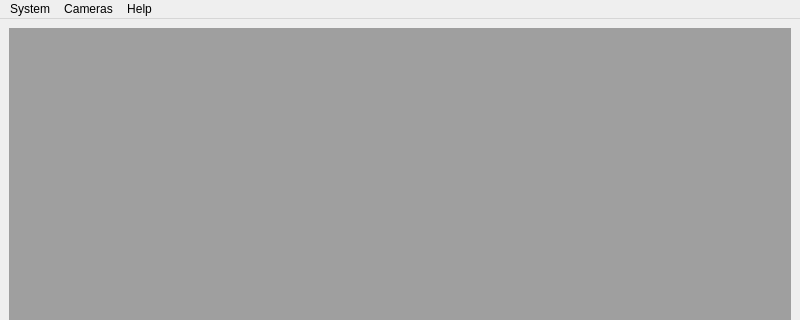
audetto/qctv, file mainwindow.ui: the form before one commit; both pictures show x 0 to 800 and y 0 to 320 of the 800 by 600 pixel window.
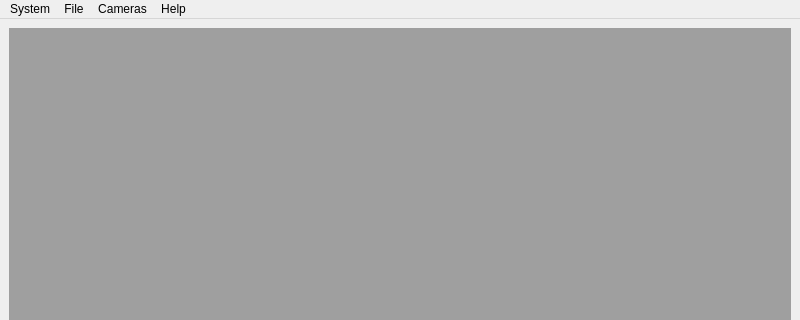
The form after the commit.

```diff
--- a/mainwindow.ui
+++ b/mainwindow.ui
@@ -60,7 +60,14 @@
     <addaction name="action1"/>
     <addaction name="action2"/>
    </widget>
+   <widget class="QMenu" name="menuFile">
+    <property name="title">
+     <string>File</string>
+    </property>
+    <addaction name="actionBrowse"/>
+   </widget>
    <addaction name="menuSystem"/>
+   <addaction name="menuFile"/>
    <addaction name="menuCameras"/>
    <addaction name="menuHelp"/>
   </widget>
```
Left out of the diff: 5 changed lines with no effect on the pictures.
